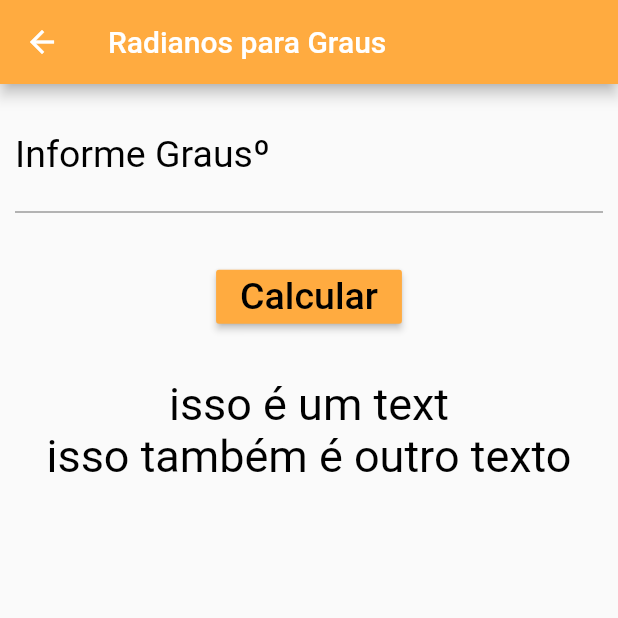
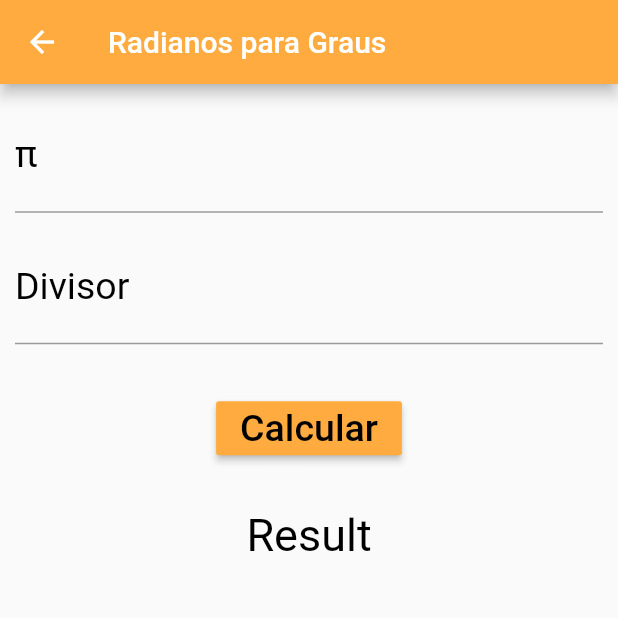
Before and after one commit to JonatasOFF/calculadora_mu, a Flutter app: the ScreenRforG screen opened directly, on a phone screen of 412 x 824 dp, the top half of it. Run offline on Flutter 3.47's test engine with Material 2 defaults, Android fonts, the phone set to English and light mode, and no system bars.

Commit message:
Lista de Operações

```diff
--- a/lib/Calculate.dart
+++ b/lib/Calculate.dart
@@ -6,5 +6,5 @@ abstract class Calculate {
    * P : Valor de PI  em graus que é mudado(180)
    * i: Valor que divide
    */
-  void calculate(double graus, double P, int i);
+  void calculate({double graus, double P, int i});
 }
--- a/lib/ScreenRforG.dart
+++ b/lib/ScreenRforG.dart
@@ -1,6 +1,18 @@
 import 'package:flutter/material.dart';
 
-class ScreenRforG extends StatelessWidget {
+import 'Calculate.dart';
+
+class ScreenRforG extends StatefulWidget {
+  @override
+  _ScreenRforGState createState() => _ScreenRforGState();
+}
+
+class _ScreenRforGState extends State<ScreenRforG> implements Calculate {
+  TextEditingController _pi = TextEditingController();
+  TextEditingController _divisor = TextEditingController();
+  String _result = "Result";
+
+
   @override
   Widget build(BuildContext context) {
     // TODO: implement build
@@ -15,8 +27,9 @@ class ScreenRforG extends StatelessWidget {
             Padding(
               child: TextFormField(
                 keyboardType: TextInputType.number,
+                controller: _pi,
                 decoration: InputDecoration(
-                    labelText: "Informe Grausº",
+                    labelText: "π",
                     labelStyle: TextStyle(color: Colors.black)),
                 style: TextStyle(
                   fontSize: 25.0,
@@ -26,15 +39,25 @@ class ScreenRforG extends StatelessWidget {
               padding: EdgeInsets.only(
                   left: 10.0, top: 10.0, right: 10.0, bottom: 2.0),
             ),
-            // TODO: Da uma ajuda aqui namoral (aliamento do result, onde colocar) RaisedButton
+            Padding(
+              child: TextFormField(
+                keyboardType: TextInputType.number,
+                controller: _divisor,
+                decoration: InputDecoration(
+                    labelText: "Divisor",
+                    labelStyle: TextStyle(color: Colors.black)),
+                style: TextStyle(
+                  fontSize: 25.0,
+                  color: Colors.black,
+                ),
+              ),
+              padding: EdgeInsets.only(
+                  left: 10.0, top: 10.0, right: 10.0, bottom: 2.0),
+            ),
             Container(
                 child: Padding(
                   child: RaisedButton(
-                  onPressed: () {
-                    /**
-                         * MUDAR URGENTEMENTE ESSA DROGA, OLHA ISSO MANO, ISSO TA MUITO DESORGANIZADO
-                         */
-                  },
+                      onPressed: calculate,
                       color: Colors.orangeAccent,
                       child: Text(
                         "Calcular",
@@ -45,23 +68,7 @@ class ScreenRforG extends StatelessWidget {
             Column(
               children: <Widget>[
                 Text(
-                  "isso é um text",
-                  textAlign: TextAlign.center,
-                  style: TextStyle(fontSize: 30.0, color: Colors.black),
-                ),
-                /*Visibility(
-                  visible: fracao,
-                  child: Padding(
-                    padding: EdgeInsets.all(10),
-                    child: Container(
-                      width: 100,
-                      height: 5,
-                      color: Colors.black,
-                    ),
-                  ),
-                ),*/
-                Text(
-                  "isso também é outro texto",
+                  _result,
                   textAlign: TextAlign.center,
                   style: TextStyle(fontSize: 30.0, color: Colors.black),
                 ),
@@ -72,4 +79,18 @@ class ScreenRforG extends StatelessWidget {
       ),
     );
   }
+
+
+  @override
+  void calculate({double graus, double P, int i}) {
+    double pi = double.parse(_pi.text);
+    double divisor = double.parse(_divisor.text);
+
+    double result = (pi * 180) / divisor;
+    setState(() {
+      double result = (pi * 180) / divisor;
+      _result = "$resultº";
+    });
   }
+
+}
--- a/lib/main.dart
+++ b/lib/main.dart
@@ -1,6 +1,7 @@
 import 'package:flutter/material.dart';
 
 import 'ScreenGforR.dart';
+import 'ScreenRforG.dart';
 
 void main() {
   runApp(MaterialApp(
@@ -57,6 +58,8 @@ class _HomeState extends State<Home> {
             context, MaterialPageRoute(builder: (context) => ScreenGforR()));
         break;
       case 1:
+        Navigator.push(
+            context, MaterialPageRoute(builder: (context) => ScreenRforG()));
         break;
       case 2:
         break;
```
Also changed, not shown: lib/ScreenGforR.dart (+7 -4 lines), pubspec.lock. Lines whose indentation alone changed are shown as unchanged.
